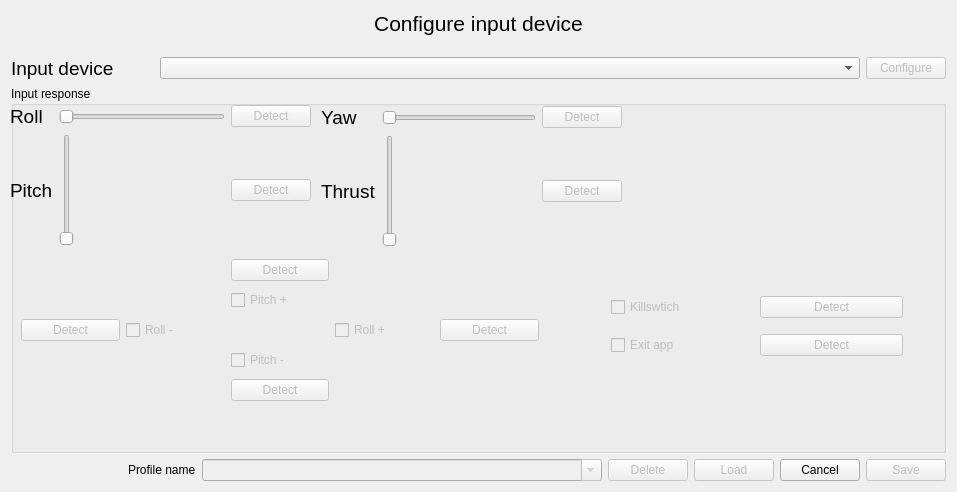
First picture: the form in lib/cfclient/ui/dialogs/inputconfigdialogue.ui, repository bitcraze/crazyflie-clients-python, before the edit.
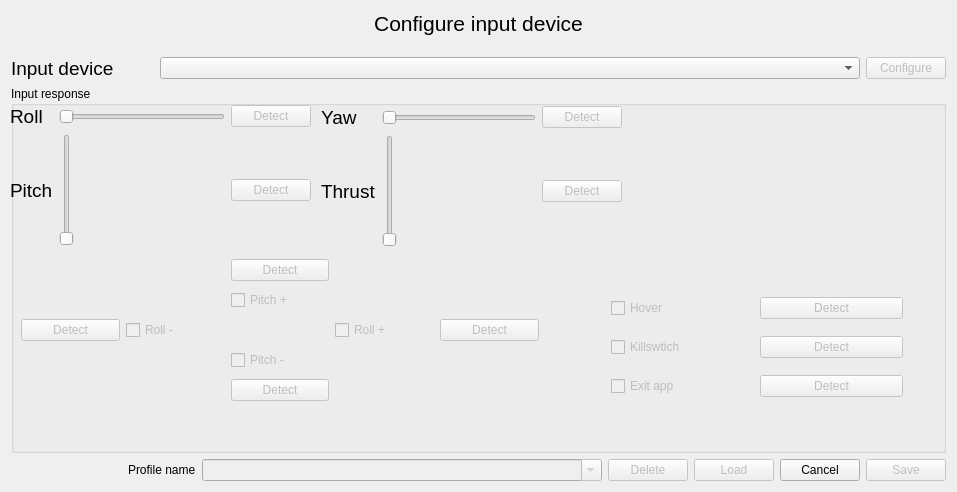
Second picture: the form after the edit.

Commit message: added initial hover support

Diff of the .ui file:
```diff
--- a/lib/cfclient/ui/dialogs/inputconfigdialogue.ui
+++ b/lib/cfclient/ui/dialogs/inputconfigdialogue.ui
@@ -507,11 +507,11 @@
             <x>600</x>
             <y>200</y>
             <width>292</width>
-            <height>80</height>
+            <height>123</height>
            </rect>
           </property>
           <layout class="QGridLayout" name="gridLayout_5">
-           <item row="1" column="1">
+           <item row="3" column="1">
             <widget class="QPushButton" name="detectExitapp">
              <property name="enabled">
               <bool>false</bool>
@@ -521,7 +521,7 @@
              </property>
             </widget>
            </item>
-           <item row="0" column="1">
+           <item row="2" column="1">
             <widget class="QPushButton" name="detectKillswitch">
              <property name="enabled">
               <bool>false</bool>
@@ -531,7 +531,7 @@
              </property>
             </widget>
            </item>
-           <item row="0" column="0">
+           <item row="2" column="0">
             <widget class="QCheckBox" name="killswitch">
              <property name="enabled">
               <bool>false</bool>
@@ -544,7 +544,7 @@
              </property>
             </widget>
            </item>
-           <item row="1" column="0">
+           <item row="3" column="0">
             <widget class="QCheckBox" name="exitapp">
              <property name="enabled">
               <bool>false</bool>
@@ -557,6 +557,29 @@
              </property>
             </widget>
            </item>
+           <item row="1" column="0">
+            <widget class="QCheckBox" name="hover">
+             <property name="enabled">
+              <bool>false</bool>
+             </property>
+             <property name="text">
+              <string>Hover</string>
+             </property>
+             <property name="checkable">
+              <bool>true</bool>
+             </property>
+            </widget>
+           </item>
+           <item row="1" column="1">
+            <widget class="QPushButton" name="detectHover">
+             <property name="enabled">
+              <bool>false</bool>
+             </property>
+             <property name="text">
+              <string>Detect</string>
+             </property>
+            </widget>
+           </item>
           </layout>
          </widget>
         </widget>
```
The commit also changes 9 other files.
